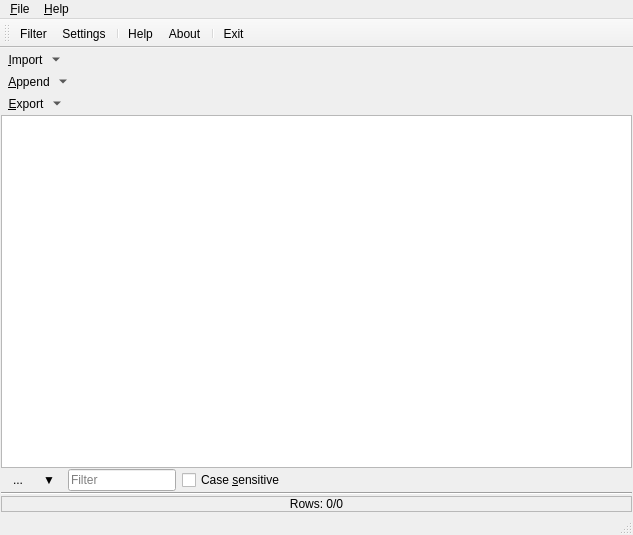
Before: the Qt Designer form gui/mainWin.ui in claytondaley/DaleyKlippings, drawn with Qt 5.
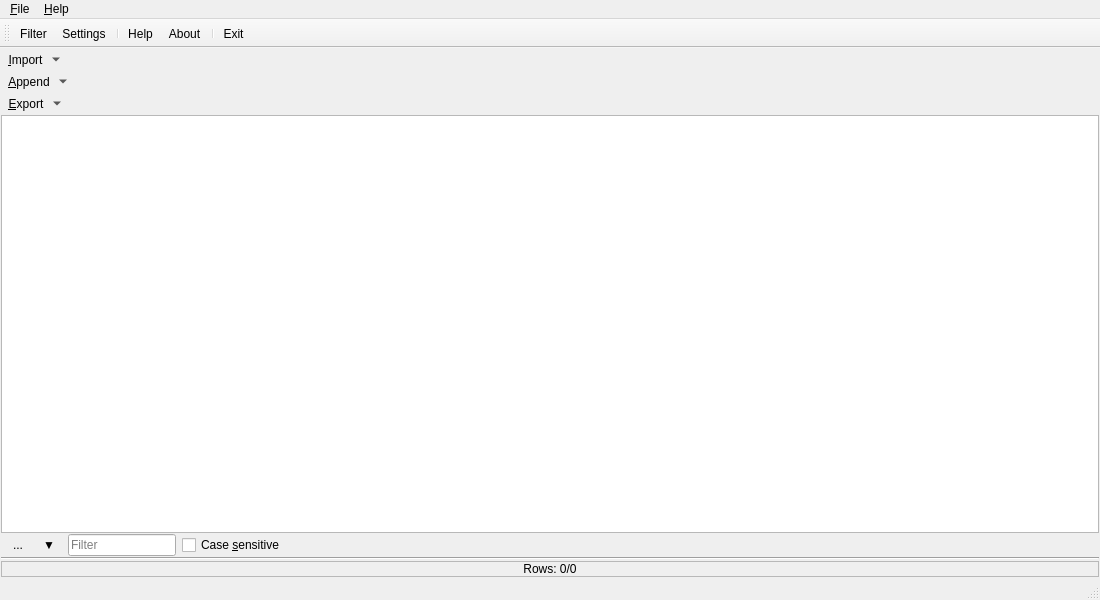
After: the same form once the commit is applied. Icons and pictures are not drawn.

Commit message: - updated default window size to 1000 (to stay within 1024)

The edit to the form file:
```diff
--- a/gui/mainWin.ui
+++ b/gui/mainWin.ui
@@ -6,8 +6,8 @@
    <rect>
     <x>0</x>
     <y>0</y>
-    <width>633</width>
-    <height>535</height>
+    <width>1100</width>
+    <height>600</height>
    </rect>
   </property>
   <property name="contextMenuPolicy">
@@ -320,8 +320,8 @@
     <rect>
      <x>0</x>
      <y>0</y>
-     <width>633</width>
-     <height>20</height>
+     <width>1116</width>
+     <height>21</height>
     </rect>
    </property>
    <widget class="QMenu" name="menuFile">
```
Left out of the diff: 32 changed lines with no effect on the pictures. The commit also changes 3 other files.
